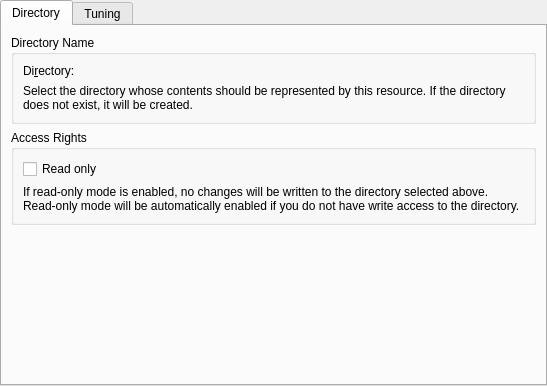
Above: resources/icaldir/settingsdialog.ui from KDE/kdepim-runtime before the change. Below: the same form after it.
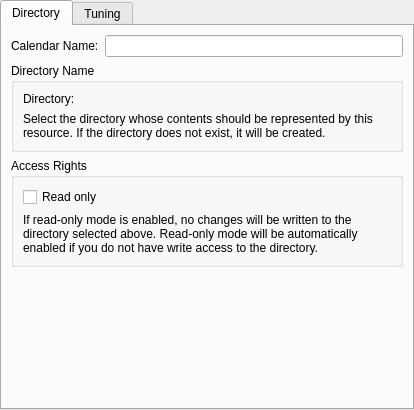
That is the form after the change. Custom widgets are drawn as their Qt base class.

Patch:
```diff
--- a/resources/icaldir/settingsdialog.ui
+++ b/resources/icaldir/settingsdialog.ui
@@ -6,8 +6,8 @@
    <rect>
     <x>0</x>
     <y>0</y>
-    <width>547</width>
-    <height>386</height>
+    <width>414</width>
+    <height>410</height>
    </rect>
   </property>
   <layout class="QVBoxLayout" name="verticalLayout">
@@ -33,6 +33,20 @@
        <string>Directory</string>
       </attribute>
       <layout class="QVBoxLayout" name="verticalLayout_4">
+       <item>
+        <layout class="QHBoxLayout" name="horizontalLayout_3">
+         <item>
+          <widget class="QLabel" name="label_5">
+           <property name="text">
+            <string>Calendar Name:</string>
+           </property>
+          </widget>
+         </item>
+         <item>
+          <widget class="QLineEdit" name="kcfg_Name"/>
+         </item>
+        </layout>
+       </item>
        <item>
         <widget class="QGroupBox" name="groupBox_2">
          <property name="title">
@@ -44,7 +58,7 @@
             <item>
              <widget class="QLabel" name="label">
               <property name="text">
-               <string>Di&amp;rectory:</string>
+               <string>Directory:</string>
               </property>
               <property name="buddy">
                <cstring>kcfg_Path</cstring>
@@ -179,17 +193,17 @@
   </layout>
  </widget>
  <customwidgets>
+  <customwidget>
+   <class>KPluralHandlingSpinBox</class>
+   <extends>QSpinBox</extends>
+   <header>kpluralhandlingspinbox.h</header>
+  </customwidget>
   <customwidget>
    <class>KUrlRequester</class>
-   <extends>QFrame</extends>
+   <extends>QWidget</extends>
    <header>kurlrequester.h</header>
    <container>1</container>
   </customwidget>
-  <customwidget>
-   <class>KPluralHandlingSpinBox</class>
-   <extends>QSpinBox</extends>
-   <header>KPluralHandlingSpinBox</header>
-  </customwidget>
  </customwidgets>
  <resources/>
  <connections>
```
